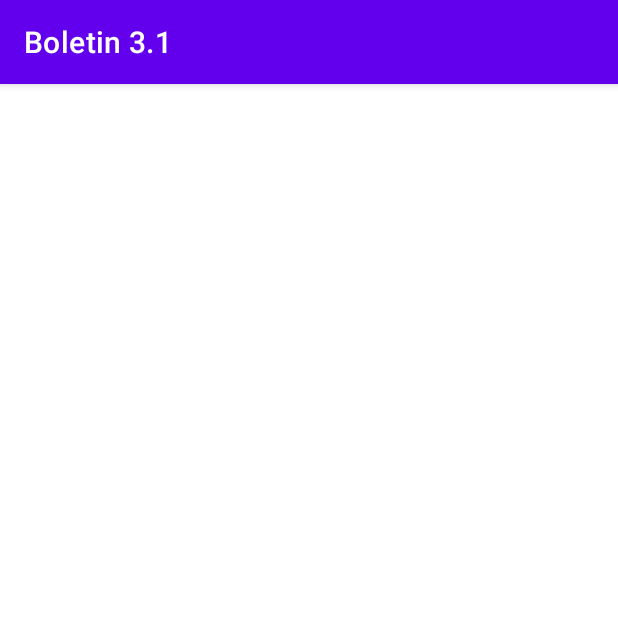
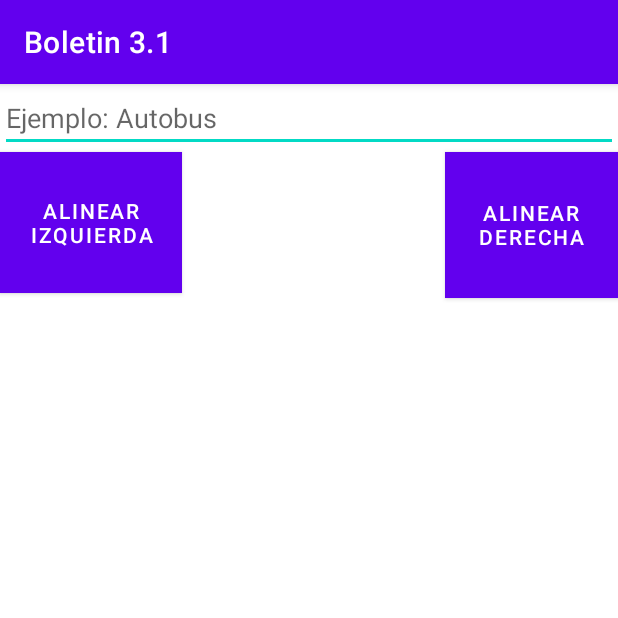
Before and after one commit to AlexRuiiz3/PMDMO, an Android app: the Actividad3Activity screen opened directly, with no data from a screen before it, on a phone screen of 412 x 824 dp, the top half of it. Run offline under Robolectric (Android 15) with nearby library versions, the phone set to English and light mode, and no system bars.

Commit message:
Act3 Modif y Act4 lista

```diff
--- a/app/src/main/AndroidManifest.xml
+++ b/app/src/main/AndroidManifest.xml
@@ -13,10 +13,13 @@
             android:name=".Actividad3Activity"
             android:exported="true" />
         <activity
+            android:name=".Actividad2Activity"
+            android:exported="true" />
+        <activity
             android:name=".Actividad1Activity"
             android:exported="true" />
         <activity
-            android:name=".Actividad2Activity"
+            android:name=".Actividad4Activity"
             android:exported="true">
             <intent-filter>
                 <action android:name="android.intent.action.MAIN" />
--- a/app/src/main/java/es/iesnervion/aruiz/boletin31/Actividad3Activity.java
+++ b/app/src/main/java/es/iesnervion/aruiz/boletin31/Actividad3Activity.java
@@ -8,6 +8,7 @@ package es.iesnervion.aruiz.boletin31;
 import androidx.appcompat.app.AppCompatActivity;
 
 import android.os.Bundle;
+import android.view.Gravity;
 import android.view.View;
 import android.widget.Button;
 import android.widget.EditText;
@@ -32,14 +33,13 @@ public class Actividad3Activity extends AppCompatActivity implements View.OnClic
     public void onClick(View view) {
         EditText editText = findViewById(R.id.editTextAlign);
 
-
         switch (view.getId()){
             case R.id.buttonTextAlingLeft:
-
+                editText.setGravity(Gravity.START);
             break;
 
             case R.id.buttonTextAlingRight:
-
+                editText.setGravity(Gravity.END);
             break;
         }
 
--- a/app/src/main/res/layout/activity_actividad3.xml
+++ b/app/src/main/res/layout/activity_actividad3.xml
@@ -6,4 +6,39 @@
     android:layout_height="match_parent"
     tools:context=".Actividad3Activity">
 
+    <EditText
+        android:id="@+id/editTextAlign"
+        android:layout_width="0dp"
+        android:layout_height="wrap_content"
+        android:hint="@string/EjemploTexto"
+        android:inputType="textPersonName"
+
+        app:layout_constraintEnd_toEndOf="parent"
+        app:layout_constraintStart_toStartOf="parent"
+        app:layout_constraintTop_toTopOf="parent" />
+
+    <Button
+        android:id="@+id/buttonTextAlingLeft"
+        android:layout_width="121dp"
+        android:layout_height="94dp"
+        android:background="@color/black"
+        android:text="@string/Alinear_Izquierda"
+        android:textColor="@color/white"
+
+        app:layout_constraintStart_toStartOf="parent"
+        app:layout_constraintTop_toBottomOf="@+id/editTextAlign" />
+
+    <Button
+        android:id="@+id/buttonTextAlingRight"
+        android:layout_width="115dp"
+        android:layout_height="97dp"
+        android:background="@color/black"
+        android:text="@string/Alinear_Derecha"
+        android:textColor="@color/white"
+
+
+        app:layout_constraintEnd_toEndOf="parent"
+        app:layout_constraintTop_toBottomOf="@+id/editTextAlign" />
+
+
 </androidx.constraintlayout.widget.ConstraintLayout>
--- a/app/src/main/res/values/strings.xml
+++ b/app/src/main/res/values/strings.xml
@@ -9,6 +9,9 @@
     <string name="Azul">Azul</string>
     <string name="Rojo">Rojo</string>
     <string name="Verde">Verde</string>
-
+    <string name="Alinear_Derecha">Alinear Derecha</string>
+    <string name="Alinear_Izquierda">Alinear Izquierda</string>
+    <string name="SignoMayor"> > </string>
+    <string name="SignoMenor"><![CDATA[<]]></string>
 
 </resources>
```
Also changed, not shown: app/src/main/java/es/iesnervion/aruiz/boletin31/Actividad4Activity.java (added, +56 -0 lines), app/src/main/res/layout/activity_actividad4.xml (added, +42 -0 lines), app/src/main/res/drawable/imagen1.jpg (added), app/src/main/res/drawable/imagen2.jpg (added), app/src/main/res/drawable/imagen3.jpg (added).
